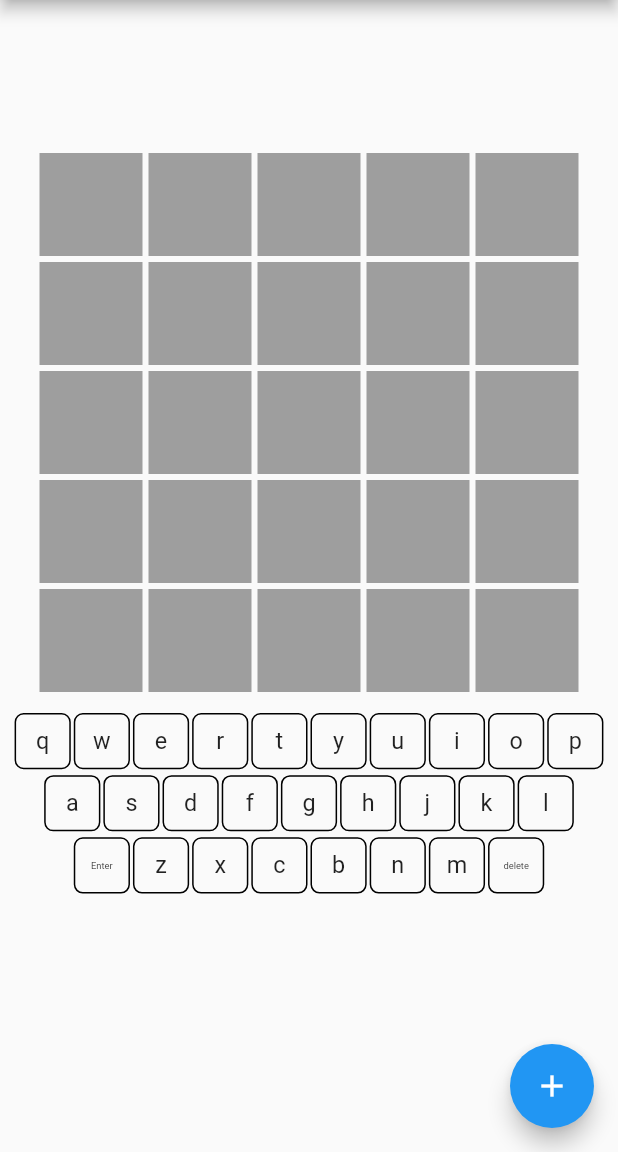
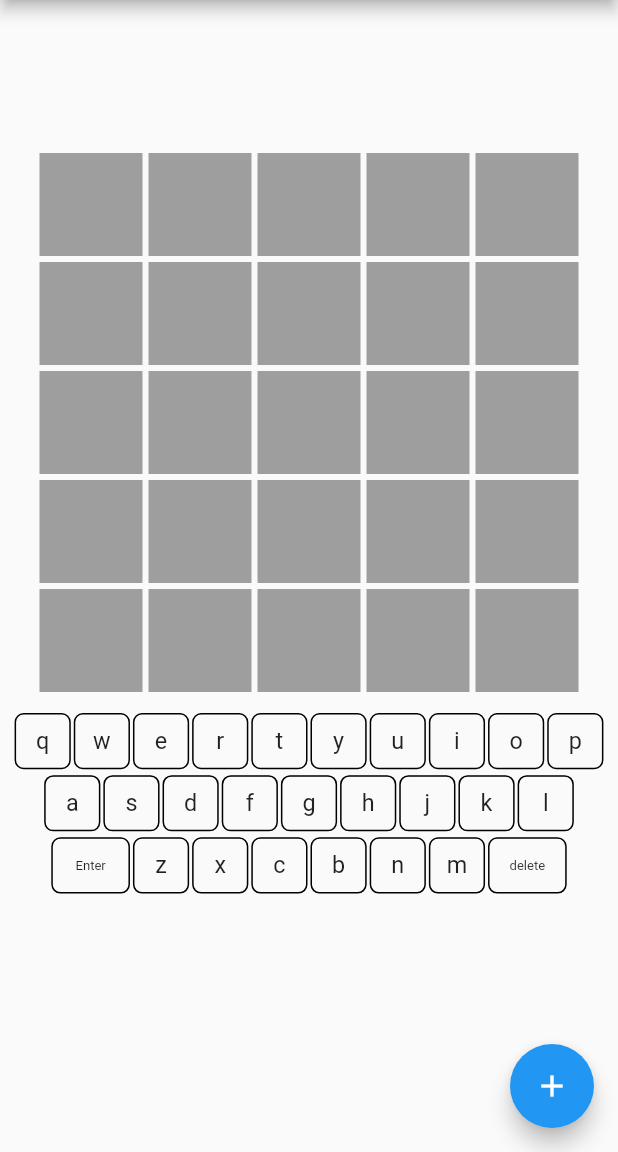
Before and after one commit to maheshj01/furdle, a Flutter app: the screen it shows after launch, on a phone screen of 412 x 824 dp, the part 84-1236 px from its top. Run offline on Flutter 3.47's test engine with Material 2 defaults, Android fonts, the phone set to English and light mode, and no system bars; our stand-ins replace confetti, go_router, shared_preferences.

Commit message:
Increase special button sizes for furfle mode

```diff
--- a/lib/pages/keyboard.dart
+++ b/lib/pages/keyboard.dart
@@ -193,7 +193,8 @@ class _KeyBoardViewState extends State<KeyBoardView> {
                           keyLabel: 'Enter',
                           onPressed: (x) => updateBindrr(x),
                           isPressed: isKeyPressed('Enter'),
-                          keySize: keySize)
+                          keySize: Size(keySize.width * 1.4, keySize.height),
+                        )
                       : const SizedBox(),
                   buildKeyRow(widget.isFurdleMode ? 'zxcbnm' : 'zxcvbnm,./',
                       specialKeys: {
@@ -213,7 +214,7 @@ class _KeyBoardViewState extends State<KeyBoardView> {
                           keyLabel: 'delete',
                           onPressed: (x) => updateBindrr(x),
                           isPressed: isKeyPressed('Backspace'),
-                          keySize: keySize)
+                          keySize: Size(keySize.width * 1.4, keySize.height))
                       : const SizedBox(),
                 ],
               ),
```
